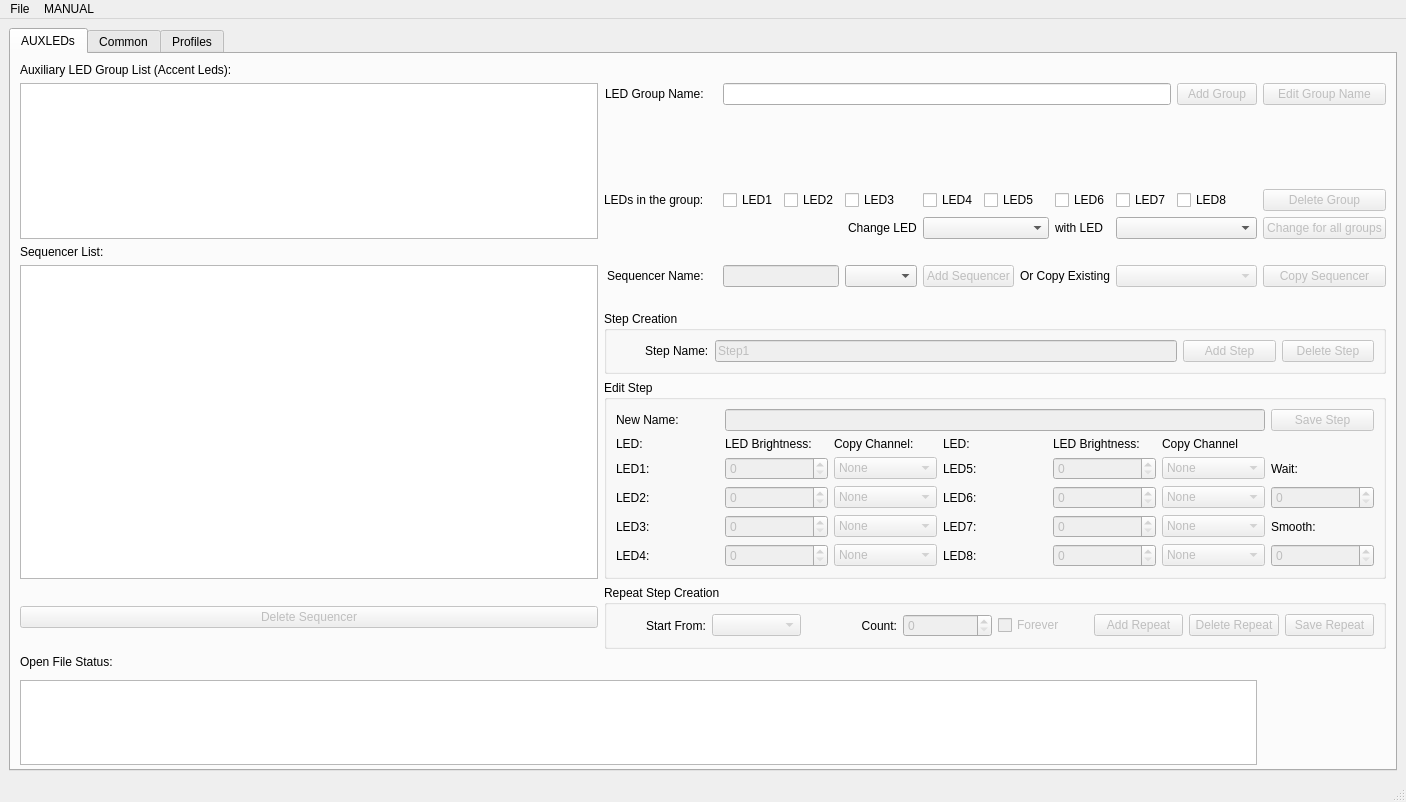
The window that Design.ui (notiel/ProfileEditorNew) describes before a commit, drawn with Qt 5.
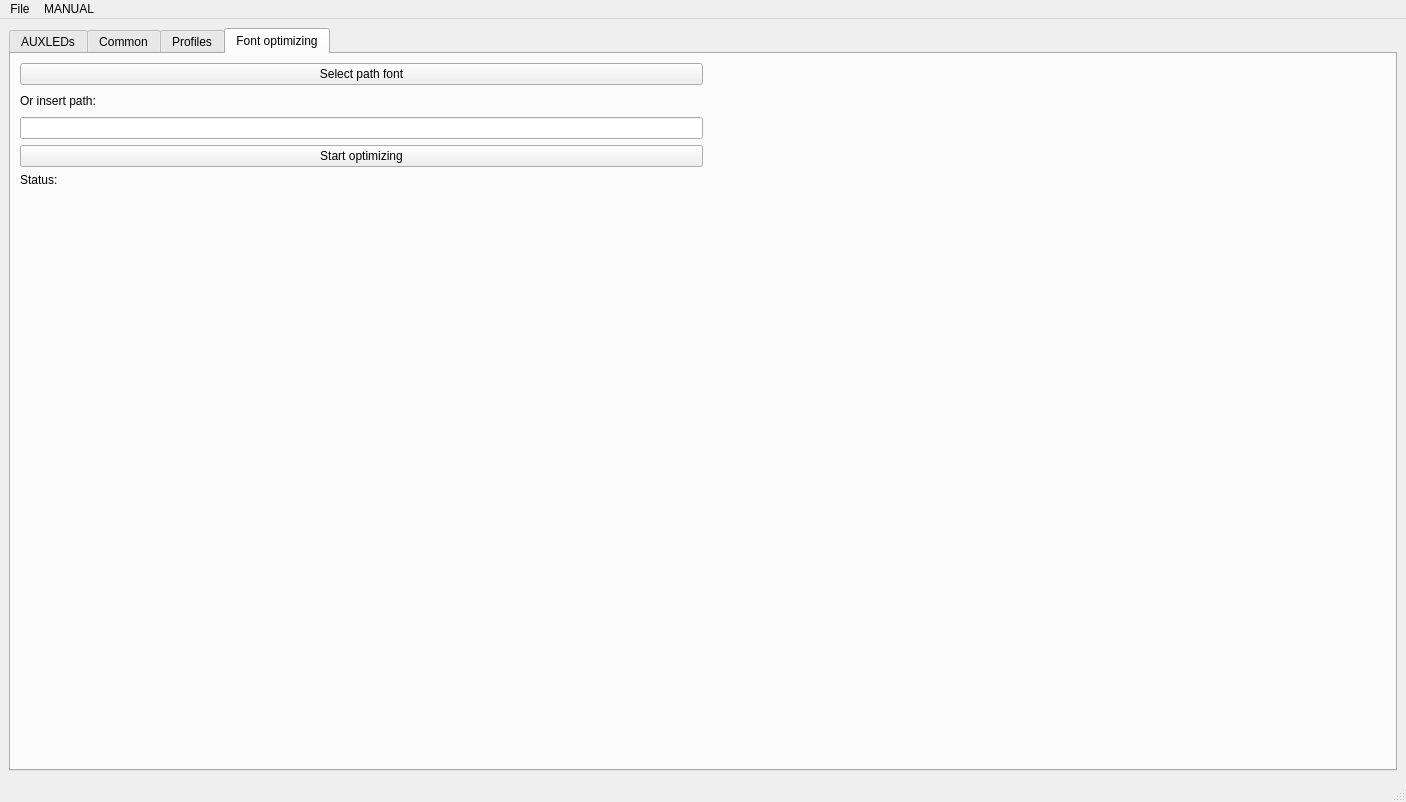
The same window after the commit. The open tabs and pages were chosen to show the change. Icons and pictures are not drawn.

Commit message: refactored, empty auxleds in profiles bug fixed, tab for font optimizing  added

```diff
--- a/Design.ui
+++ b/Design.ui
@@ -3597,6 +3597,70 @@
         </item>
        </layout>
       </widget>
+      <widget class="QWidget" name="tab">
+       <attribute name="title">
+        <string>Font optimizing</string>
+       </attribute>
+       <layout class="QGridLayout" name="gridLayout_15">
+        <item row="1" column="0">
+         <widget class="QLabel" name="LblInsertPath">
+          <property name="text">
+           <string>Or insert path:</string>
+          </property>
+         </widget>
+        </item>
+        <item row="3" column="0">
+         <widget class="QPushButton" name="BtnOptimize">
+          <property name="text">
+           <string>Start optimizing</string>
+          </property>
+         </widget>
+        </item>
+        <item row="1" column="1">
+         <spacer name="horizontalSpacer">
+          <property name="orientation">
+           <enum>Qt::Horizontal</enum>
+          </property>
+          <property name="sizeHint" stdset="0">
+           <size>
+            <width>40</width>
+            <height>20</height>
+           </size>
+          </property>
+         </spacer>
+        </item>
+        <item row="2" column="0">
+         <widget class="QLineEdit" name="LineFontPath"/>
+        </item>
+        <item row="0" column="0">
+         <widget class="QPushButton" name="BtnSelectFont">
+          <property name="text">
+           <string>Select path font</string>
+          </property>
+         </widget>
+        </item>
+        <item row="4" column="0">
+         <widget class="QLabel" name="LnlStatus">
+          <property name="text">
+           <string>Status:</string>
+          </property>
+         </widget>
+        </item>
+        <item row="5" column="0">
+         <spacer name="verticalSpacer_11">
+          <property name="orientation">
+           <enum>Qt::Vertical</enum>
+          </property>
+          <property name="sizeHint" stdset="0">
+           <size>
+            <width>20</width>
+            <height>40</height>
+           </size>
+          </property>
+         </spacer>
+        </item>
+       </layout>
+      </widget>
      </widget>
     </item>
    </layout>
```
Left out of the diff: 66 changed lines with no effect on the pictures. The commit also changes 6 other files.
